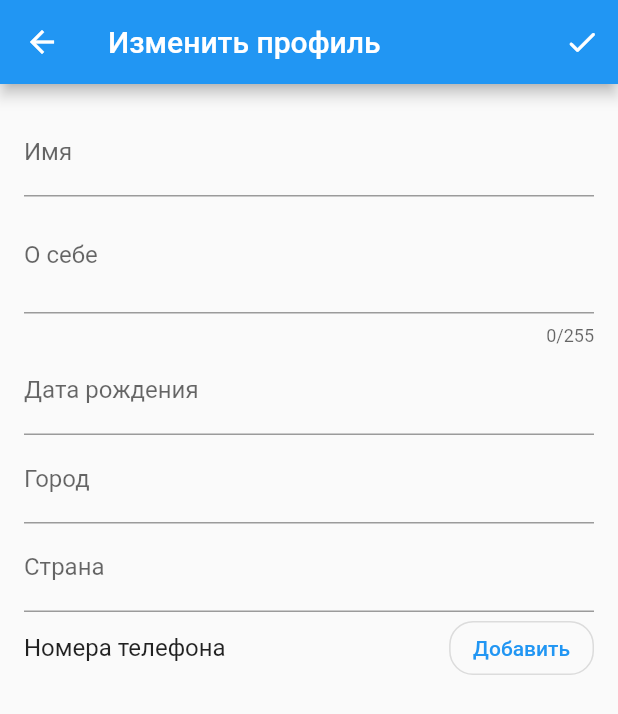
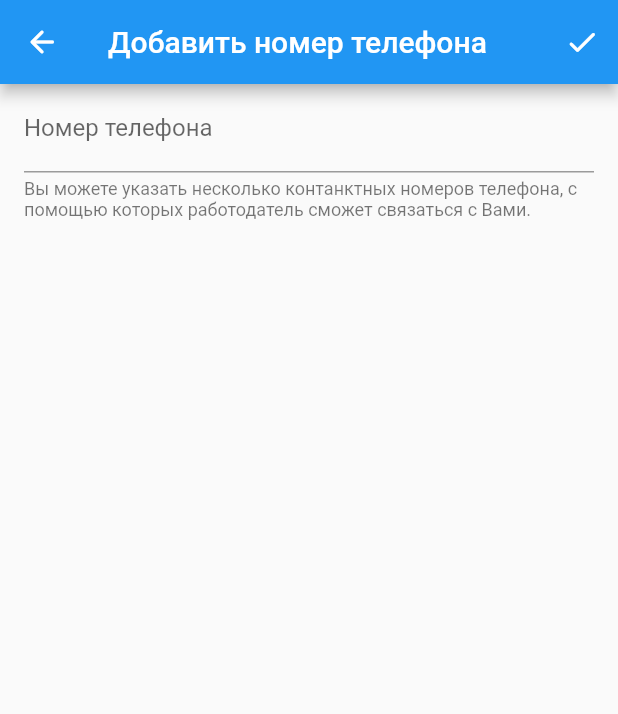
Before and after one commit to Vanchel/helperr, a Flutter app: the EditProfilePage screen opened directly with empty values, after a tap on "Добавить", on a phone screen of 412 x 824 dp. Shown: the top 714 px of the screen. Run offline on Flutter 3.47's test engine with Material 2 defaults, Android fonts, the phone set to English and light mode, and no system bars; our stand-ins replace bloc, equatable, flutter_bloc, shared_preferences; accounts and stored records are empty.

Commit message:
implement phone list widget

```diff
--- a/lib/app.dart
+++ b/lib/app.dart
@@ -73,6 +73,7 @@ class _AppViewState extends State<AppView> {
   Widget build(BuildContext context) {
     return MaterialApp(
       navigatorKey: _navigatorKey,
+      //debugShowMaterialGrid: true,
       theme: _theme,
       builder: (context, child) {
         return BlocListener<AuthenticationBloc, AuthenticationState>(
--- /dev/null
+++ b/lib/features/edit_phone_numbers/view/edit_phone_number_page.dart
@@ -0,0 +1,72 @@
+import 'package:flutter/material.dart';
+
+class EditPhoneNumberPage extends StatefulWidget {
+  EditPhoneNumberPage({Key key, @required this.onSave}) : super(key: key);
+
+  final Function(String) onSave;
+
+  @override
+  _EditPhoneNumberPageState createState() => _EditPhoneNumberPageState();
+}
+
+class _EditPhoneNumberPageState extends State<EditPhoneNumberPage> {
+  static final GlobalKey<FormState> _formKey = GlobalKey<FormState>();
+
+  String _phone;
+
+  @override
+  Widget build(BuildContext context) {
+    final themeData = Theme.of(context);
+
+    return Scaffold(
+      appBar: AppBar(
+        leading: IconButton(
+          icon: const Icon(Icons.arrow_back_rounded),
+          splashRadius: 24.0,
+          onPressed: () => Navigator.pop(context),
+        ),
+        title: const Text('Добавить номер телефона'),
+        actions: [
+          IconButton(
+            icon: const Icon(Icons.check_rounded),
+            splashRadius: 24.0,
+            onPressed: () {
+              if (_formKey.currentState.validate()) {
+                _formKey.currentState.save();
+                widget.onSave(_phone);
+                Navigator.pop(context);
+              }
+            },
+          )
+        ],
+      ),
+      body: Form(
+        key: _formKey,
+        child: SingleChildScrollView(
+          padding: const EdgeInsets.symmetric(horizontal: 16.0),
+          child: Column(
+            children: [
+              TextFormField(
+                maxLines: 1,
+                keyboardType: TextInputType.phone,
+                decoration: const InputDecoration(
+                  labelText: 'Номер телефона',
+                  hintText: 'Добавьте номер телефона',
+                ),
+                onSaved: (newValue) => _phone = newValue,
+              ),
+              Container(
+                margin: const EdgeInsets.only(top: 4.0),
+                child: Text(
+                  'Вы можете указать несколько контанктных номеров телефона,'
+                  ' с помощью которых работодатель сможет связаться с Вами.',
+                  style: themeData.textTheme.caption,
+                ),
+              ),
+            ],
+          ),
+        ),
+      ),
+    );
+  }
+}
--- /dev/null
+++ b/lib/features/edit_phone_numbers/view/phone_numbers_view.dart
@@ -0,0 +1,79 @@
+import 'package:flutter/material.dart';
+import 'package:flutter_bloc/flutter_bloc.dart';
+import 'package:helperr/features/edit_phone_numbers/cubit/phone_numbers_cubit.dart';
+import 'package:helperr/features/edit_phone_numbers/view/edit_phone_number_page.dart';
+
+class PhoneNumbersView extends StatelessWidget {
+  PhoneNumbersView({Key key}) : super(key: key);
+
+  @override
+  Widget build(BuildContext context) {
+    final themeData = Theme.of(context);
+    final phoneNumberCubit = BlocProvider.of<PhoneNumbersCubit>(context);
+
+    return Column(
+      children: [
+        Row(
+          mainAxisAlignment: MainAxisAlignment.spaceBetween,
+          children: [
+            Text('Номера телефона', style: themeData.textTheme.subtitle1),
+            OutlinedButton(
+              child: const Text('Добавить'),
+              onPressed: () {
+                Navigator.push(context, MaterialPageRoute(
+                  builder: (context) {
+                    return EditPhoneNumberPage(
+                      onSave: (phoneNumber) =>
+                          phoneNumberCubit.addNumber(phoneNumber),
+                    );
+                  },
+                ));
+              },
+            ),
+          ],
+        ),
+        BlocBuilder<PhoneNumbersCubit, PhoneNumbersState>(
+          builder: (context, state) {
+            return ListView.builder(
+              // bad practice in the context of performance, TODO: think about it
+              shrinkWrap: true,
+              physics: const NeverScrollableScrollPhysics(),
+              // ***
+              itemCount: state.phoneNumbers.length,
+              itemBuilder: (context, index) {
+                final number = state.phoneNumbers[index];
+                return Card(
+                  child: ListTile(
+                    title: Text(number),
+                    trailing: IconButton(
+                      icon: const Icon(Icons.delete_rounded),
+                      splashRadius: 24.0,
+                      onPressed: () {
+                        context.read<PhoneNumbersCubit>().deleteNumber(number);
+
+                        // TODO: extract to a separate widget
+                        ScaffoldMessenger.of(context).showSnackBar(SnackBar(
+                          content: Text(
+                            'Номер телефона удален',
+                            maxLines: 1,
+                            overflow: TextOverflow.ellipsis,
+                          ),
+                          action: SnackBarAction(
+                            label: 'отменить',
+                            onPressed: () => context
+                                .read<PhoneNumbersCubit>()
+                                .addNumber(number),
+                          ),
+                        ));
+                      },
+                    ),
+                  ),
+                );
+              },
+            );
+          },
+        ),
+      ],
+    );
+  }
+}
--- /dev/null
+++ b/lib/features/edit_phone_numbers/view/phone_numbers_widget.dart
@@ -0,0 +1,18 @@
+import 'package:flutter/material.dart';
+import 'package:flutter_bloc/flutter_bloc.dart';
+import 'package:helperr/features/edit_phone_numbers/cubit/phone_numbers_cubit.dart';
+import 'package:helperr/features/edit_phone_numbers/view/phone_numbers_view.dart';
+
+class PhoneNumbers extends StatelessWidget {
+  const PhoneNumbers({Key key, this.numbers = const []}) : super(key: key);
+
+  final List<String> numbers;
+
+  @override
+  Widget build(BuildContext context) {
+    return BlocProvider(
+      create: (context) => PhoneNumbersCubit(numbers),
+      child: PhoneNumbersView(),
+    );
+  }
+}
--- a/lib/features/edit_profile/edit_profile_page.dart
+++ b/lib/features/edit_profile/edit_profile_page.dart
@@ -1,4 +1,5 @@
 import 'package:flutter/material.dart';
+import 'package:helperr/features/edit_phone_numbers/view/phone_numbers_widget.dart';
 
 import '../../data_layer/model/worker.dart';
 import 'package:helperr/data_layer/data_provider/helperr_server.dart' as server;
@@ -31,6 +32,7 @@ class _EditProfilePageState extends State<EditProfilePage> {
 
     final nameInput = TextFormField(
       initialValue: widget.worker.name,
+      keyboardType: TextInputType.name,
       decoration: const InputDecoration(
         labelText: 'Имя',
         hintText: 'Полное имя',
@@ -41,6 +43,7 @@ class _EditProfilePageState extends State<EditProfilePage> {
 
     final aboutInput = TextFormField(
       initialValue: widget.worker.about,
+      keyboardType: TextInputType.multiline,
       maxLength: 255,
       minLines: 2,
       maxLines: 4,
@@ -51,15 +54,16 @@ class _EditProfilePageState extends State<EditProfilePage> {
       onSaved: (newValue) => _about = newValue,
     );
 
-    final birthdayInput = InputDatePickerFormField(
-      firstDate: DateTime(1900),
-      lastDate: DateTime.now(),
-      fieldLabelText: 'Дата рождения',
-      //fieldHintText: 'дд.мм.гггг',
-    );
+    // final birthdayInput = InputDatePickerFormField(
+    //   firstDate: DateTime(1900),
+    //   lastDate: DateTime.now(),
+    //   fieldLabelText: 'Дата рождения',
+    //   //fieldHintText: 'дд.мм.гггг',
+    // );
 
     final cityInput = TextFormField(
       initialValue: widget.worker.city,
+      keyboardType: TextInputType.text,
       decoration: const InputDecoration(
         labelText: 'Город',
         hintText: 'Город проживания',
@@ -69,6 +73,7 @@ class _EditProfilePageState extends State<EditProfilePage> {
 
     final citizenshipInput = TextFormField(
       initialValue: widget.worker.cz,
+      keyboardType: TextInputType.text,
       decoration: const InputDecoration(
         labelText: 'Страна',
         hintText: 'Страна проживания',
@@ -76,50 +81,15 @@ class _EditProfilePageState extends State<EditProfilePage> {
       onSaved: (newValue) => _cz = newValue,
     );
 
-    final phoneNumbersHeader = Row(
-      mainAxisAlignment: MainAxisAlignment.spaceBetween,
-      children: [
-        Text('Номера телефона', style: themeData.textTheme.subtitle1),
-        OutlinedButton(
-          child: const Text('Добавить'),
-          onPressed: () {},
-        ),
-      ],
+    final phoneNumbersList = PhoneNumbers(numbers: widget.worker.phone);
+
+    final backButton = IconButton(
+      icon: const Icon(Icons.arrow_back_rounded),
+      splashRadius: 24.0,
+      onPressed: () => Navigator.pop(context),
     );
 
-    final phoneNumbersList = ListView.builder(
-      itemCount: widget.worker.phone.length,
-      shrinkWrap: true,
-      physics: const NeverScrollableScrollPhysics(),
-      itemBuilder: (context, index) {
-        return Card(
-          child: ListTile(
-            title: Text(widget.worker.phone[index]),
-            trailing: Row(
-              mainAxisSize: MainAxisSize.min,
-              children: [
-                IconButton(
-                  icon: Icon(Icons.edit_rounded),
-                  // open phone adding screen here
-                  onPressed: () {},
-                ),
-                IconButton(
-                  icon: Icon(Icons.delete_rounded),
-                  // rebuild too
-                  onPressed: () => {}, //worker.phone.removeAt(index),
-                ),
-              ],
-            ),
-          ),
-        );
-      },
-    );
-
-    return Scaffold(
-      appBar: AppBar(
-        title: const Text('Изменить профиль'),
-        actions: [
-          IconButton(
+    final submitButton = IconButton(
       icon: const Icon(Icons.check_rounded),
       splashRadius: 24.0,
       onPressed: () async {
@@ -138,22 +108,28 @@ class _EditProfilePageState extends State<EditProfilePage> {
           Navigator.pop(context);
         }
       },
-          ),
+    );
+
+    return Scaffold(
+      appBar: AppBar(
+        leading: backButton,
+        title: const Text('Изменить профиль'),
+        actions: [
+          submitButton,
         ],
       ),
       body: Form(
         key: _formKey,
         child: SingleChildScrollView(
-          padding: const EdgeInsets.all(16.0),
+          padding: const EdgeInsets.symmetric(horizontal: 16.0),
           child: Column(
             crossAxisAlignment: CrossAxisAlignment.start,
             children: [
               nameInput,
               aboutInput,
-              birthdayInput,
+              //birthdayInput,
               cityInput,
               citizenshipInput,
-              phoneNumbersHeader,
               phoneNumbersList,
             ],
           ),
--- a/lib/features/login/view/login_form.dart
+++ b/lib/features/login/view/login_form.dart
@@ -21,6 +21,7 @@ class _LoginFormState extends State<LoginForm> {
   Widget build(BuildContext context) {
     final usernameInput = TextFormField(
       controller: usernameController,
+      keyboardType: TextInputType.name,
       decoration: const InputDecoration(
         icon: const Icon(Icons.mail_rounded),
         labelText: 'Email',
@@ -35,6 +36,7 @@ class _LoginFormState extends State<LoginForm> {
 
     final passwordInput = TextFormField(
       controller: passwordController,
+      keyboardType: TextInputType.visiblePassword,
       decoration: const InputDecoration(
         icon: Icon(Icons.lock_rounded),
         labelText: 'Пароль',
--- a/lib/features/register/view/register_form.dart
+++ b/lib/features/register/view/register_form.dart
@@ -34,6 +34,7 @@ class _RegisterFormState extends State<RegisterForm> {
   Widget build(BuildContext context) {
     final nameInput = TextFormField(
       controller: nameController,
+      keyboardType: TextInputType.name,
       decoration: const InputDecoration(
         icon: const Icon(Icons.person_rounded),
         labelText: 'Имя пользователя',
@@ -48,6 +49,7 @@ class _RegisterFormState extends State<RegisterForm> {
 
     final emailInput = TextFormField(
       controller: emailController,
+      keyboardType: TextInputType.emailAddress,
       decoration: const InputDecoration(
         icon: const Icon(Icons.mail_rounded),
         labelText: 'Email',
@@ -62,6 +64,7 @@ class _RegisterFormState extends State<RegisterForm> {
 
     final passwordInput = TextFormField(
       controller: passwordController,
+      keyboardType: TextInputType.visiblePassword,
       decoration: const InputDecoration(
         icon: Icon(Icons.lock_rounded),
         labelText: 'Пароль',
@@ -93,7 +96,6 @@ class _RegisterFormState extends State<RegisterForm> {
           return ElevatedButton(
             onPressed: () {
               if (_formKey.currentState.validate()) {
-                // повторить то, что будет сделано в login
                 context.read<RegisterCubit>().submitRegister(
                       nameController.text,
                       emailController.text,
```
Also changed, not shown: lib/features/edit_phone_numbers/cubit/phone_numbers_cubit.dart (added, +17 -0 lines), lib/features/edit_phone_numbers/cubit/phone_numbers_state.dart (added, +10 -0 lines). Lines whose indentation alone changed are shown as unchanged.
